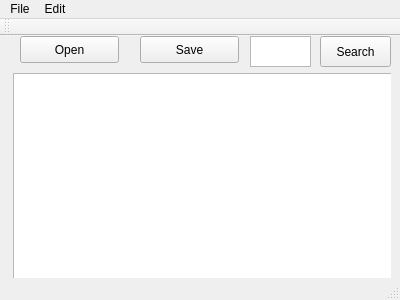
Qt form fedit.ui (Ffoeg311/fedit-simple) before a commit.
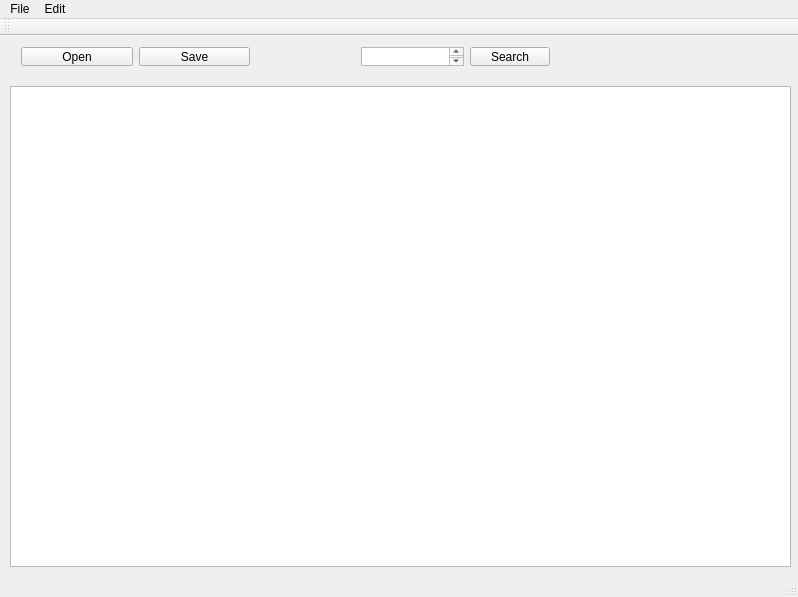
The same form after that commit.

Commit message: Commit before pushing to github.

```diff
--- a/fedit.ui
+++ b/fedit.ui
@@ -6,118 +6,71 @@
    <rect>
     <x>0</x>
     <y>0</y>
-    <width>400</width>
-    <height>300</height>
+    <width>798</width>
+    <height>597</height>
    </rect>
   </property>
   <property name="windowTitle">
    <string>Fedit</string>
   </property>
   <widget class="QWidget" name="centralWidget">
-   <widget class="QStackedWidget" name="stackedWidget">
+   <widget class="QWidget" name="horizontalLayoutWidget">
     <property name="geometry">
      <rect>
-      <x>0</x>
-      <y>-10</y>
-      <width>391</width>
-      <height>271</height>
+      <x>10</x>
+      <y>0</y>
+      <width>251</width>
+      <height>41</height>
      </rect>
     </property>
-    <property name="currentIndex">
-     <number>0</number>
-    </property>
-    <widget class="QWidget" name="textEditorPage">
-     <widget class="QPushButton" name="openButtonEditor">
-      <property name="geometry">
-       <rect>
-        <x>20</x>
-        <y>10</y>
-        <width>99</width>
-        <height>27</height>
-       </rect>
-      </property>
+    <layout class="QHBoxLayout" name="horizontalLayout">
+     <item>
+      <widget class="QPushButton" name="openButton">
       <property name="text">
        <string>Open</string>
       </property>
      </widget>
-     <widget class="QPushButton" name="saveButtonEditor">
-      <property name="geometry">
-       <rect>
-        <x>140</x>
-        <y>10</y>
-        <width>99</width>
-        <height>27</height>
-       </rect>
-      </property>
+     </item>
+     <item>
+      <widget class="QPushButton" name="saveButton">
       <property name="text">
        <string>Save</string>
       </property>
      </widget>
-     <widget class="QTextEdit" name="textBodyEdit">
-      <property name="geometry">
-       <rect>
-        <x>13</x>
-        <y>47</y>
-        <width>381</width>
-        <height>211</height>
-       </rect>
-      </property>
-     </widget>
-     <widget class="QTextEdit" name="searchEdit">
+     </item>
+    </layout>
+   </widget>
+   <widget class="QWidget" name="horizontalLayoutWidget_2">
       <property name="geometry">
        <rect>
-        <x>250</x>
-        <y>10</y>
-        <width>61</width>
-        <height>31</height>
-       </rect>
-      </property>
-     </widget>
-     <widget class="QPushButton" name="searchButtonEdit">
-      <property name="geometry">
-       <rect>
-        <x>320</x>
-        <y>10</y>
-        <width>71</width>
-        <height>31</height>
-       </rect>
-      </property>
+      <x>350</x>
+      <y>0</y>
+      <width>211</width>
+      <height>41</height>
+     </rect>
+    </property>
+    <layout class="QHBoxLayout" name="horizontalLayout_2">
+     <item>
+      <widget class="QTextEdit" name="searchEdit"/>
+     </item>
+     <item>
+      <widget class="QPushButton" name="searchButton">
       <property name="text">
        <string>Search</string>
       </property>
      </widget>
-    </widget>
-    <widget class="QWidget" name="openFilePage">
-     <widget class="QPushButton" name="openButton_ow">
+     </item>
+    </layout>
+   </widget>
+   <widget class="QTextEdit" name="textEdit">
       <property name="geometry">
        <rect>
-        <x>180</x>
-        <y>220</y>
-        <width>99</width>
-        <height>27</height>
-       </rect>
-      </property>
-      <property name="autoFillBackground">
-       <bool>false</bool>
-      </property>
-      <property name="text">
-       <string>Open</string>
-      </property>
-     </widget>
-     <widget class="QPushButton" name="cancelButton_ow">
-      <property name="geometry">
-       <rect>
-        <x>290</x>
-        <y>220</y>
-        <width>99</width>
-        <height>27</height>
-       </rect>
-      </property>
-      <property name="text">
-       <string>Cancel</string>
-      </property>
-     </widget>
-    </widget>
+      <x>10</x>
+      <y>50</y>
+      <width>781</width>
+      <height>481</height>
+     </rect>
+    </property>
    </widget>
   </widget>
   <widget class="QMenuBar" name="menuBar">
@@ -125,7 +78,7 @@
     <rect>
      <x>0</x>
      <y>0</y>
-     <width>400</width>
+     <width>798</width>
      <height>25</height>
     </rect>
    </property>
```
Lines whose indentation alone changed are shown as unchanged. The commit also changes 2 other files.
